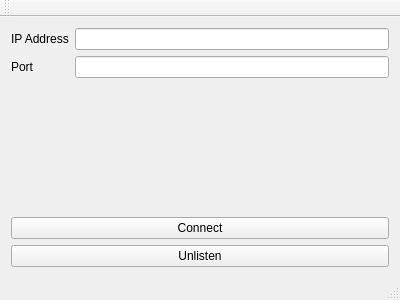
HarisFaris17/NFC-SPK-Gateway, file mainwindow.ui: the form before one commit.
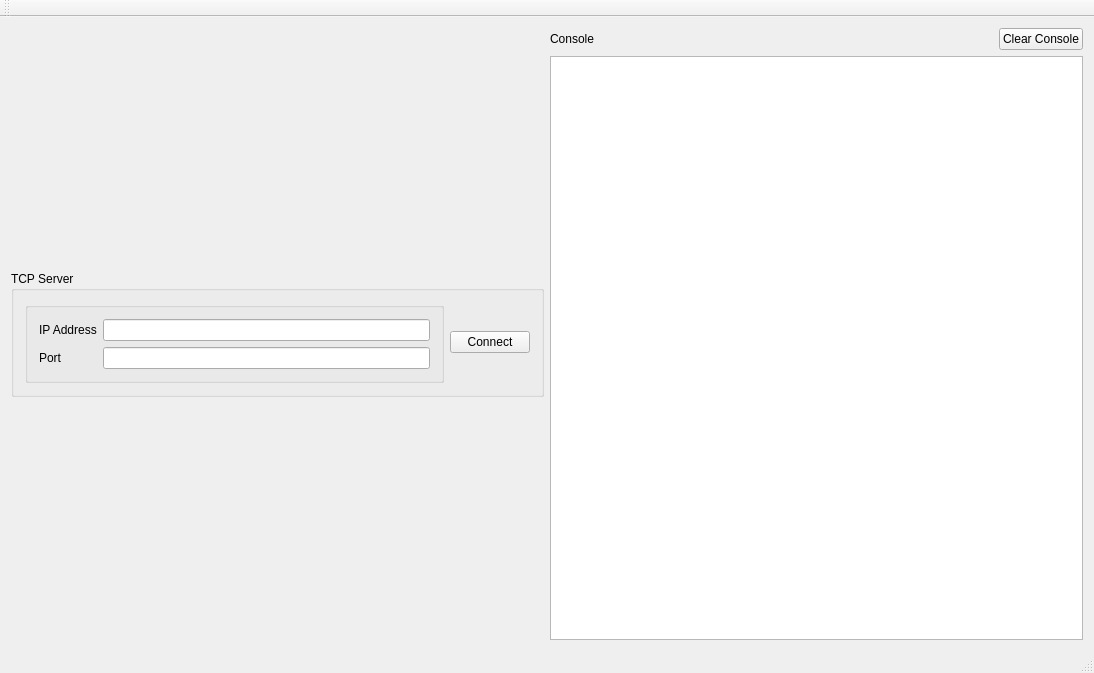
The form after the commit.

```diff
--- a/mainwindow.ui
+++ b/mainwindow.ui
@@ -6,17 +6,42 @@
    <rect>
     <x>0</x>
     <y>0</y>
-    <width>400</width>
-    <height>300</height>
+    <width>1094</width>
+    <height>673</height>
    </rect>
   </property>
   <property name="windowTitle">
    <string>MainWindow</string>
   </property>
   <widget class="QWidget" name="centralWidget">
+   <layout class="QHBoxLayout" name="horizontalLayout_2">
+    <item>
    <layout class="QVBoxLayout" name="verticalLayout">
     <item>
-     <layout class="QFormLayout" name="formLayout">
+       <spacer name="verticalSpacer_2">
+        <property name="orientation">
+         <enum>Qt::Vertical</enum>
+        </property>
+        <property name="sizeHint" stdset="0">
+         <size>
+          <width>20</width>
+          <height>40</height>
+         </size>
+        </property>
+       </spacer>
+      </item>
+      <item>
+       <widget class="QGroupBox" name="groupBox_2">
+        <property name="title">
+         <string>TCP Server</string>
+        </property>
+        <layout class="QHBoxLayout" name="horizontalLayout">
+         <item>
+          <widget class="QGroupBox" name="groupBox">
+           <property name="title">
+            <string/>
+           </property>
+           <layout class="QFormLayout" name="formLayout_2">
       <item row="0" column="0">
        <widget class="QLabel" name="label">
         <property name="text">
@@ -24,6 +49,9 @@
         </property>
        </widget>
       </item>
+            <item row="0" column="1">
+             <widget class="QLineEdit" name="ipAddressLineEdit"/>
+            </item>
       <item row="1" column="0">
        <widget class="QLabel" name="label_2">
         <property name="text">
@@ -31,13 +59,11 @@
         </property>
        </widget>
       </item>
-      <item row="0" column="1">
-       <widget class="QLineEdit" name="ipAddressLineEdit"/>
-      </item>
       <item row="1" column="1">
        <widget class="QLineEdit" name="portLineEdit"/>
       </item>
      </layout>
+          </widget>
     </item>
     <item>
      <widget class="QPushButton" name="connectPushButton">
@@ -46,12 +72,74 @@
       </property>
      </widget>
     </item>
+        </layout>
+       </widget>
+      </item>
     <item>
-     <widget class="QPushButton" name="unlistenPushButton">
+       <spacer name="verticalSpacer_3">
+        <property name="orientation">
+         <enum>Qt::Vertical</enum>
+        </property>
+        <property name="sizeHint" stdset="0">
+         <size>
+          <width>20</width>
+          <height>40</height>
+         </size>
+        </property>
+       </spacer>
+      </item>
+     </layout>
+    </item>
+    <item>
+     <layout class="QVBoxLayout" name="verticalLayout_2">
+      <item>
+       <layout class="QHBoxLayout" name="horizontalLayout_3">
+        <item>
+         <widget class="QLabel" name="label_8">
       <property name="text">
-       <string>Unlisten</string>
-      </property>
-     </widget>
+           <string>Console</string>
+          </property>
+         </widget>
+        </item>
+        <item>
+         <spacer name="horizontalSpacer_11">
+          <property name="orientation">
+           <enum>Qt::Horizontal</enum>
+          </property>
+          <property name="sizeHint" stdset="0">
+           <size>
+            <width>40</width>
+            <height>20</height>
+           </size>
+          </property>
+         </spacer>
+        </item>
+        <item>
+         <widget class="QPushButton" name="clearConsoleSerialButton">
+          <property name="text">
+           <string>Clear Console</string>
+          </property>
+         </widget>
+        </item>
+       </layout>
+      </item>
+      <item>
+       <widget class="QTextBrowser" name="console">
+        <property name="sizePolicy">
+         <sizepolicy hsizetype="MinimumExpanding" vsizetype="Expanding">
+          <horstretch>0</horstretch>
+          <verstretch>0</verstretch>
+         </sizepolicy>
+        </property>
+        <property name="maximumSize">
+         <size>
+          <width>16777215</width>
+          <height>16777215</height>
+         </size>
+        </property>
+       </widget>
+      </item>
+     </layout>
     </item>
    </layout>
   </widget>
```
Left out of the diff: 2 changed lines with no effect on the pictures. Lines whose indentation alone changed are shown as unchanged.
